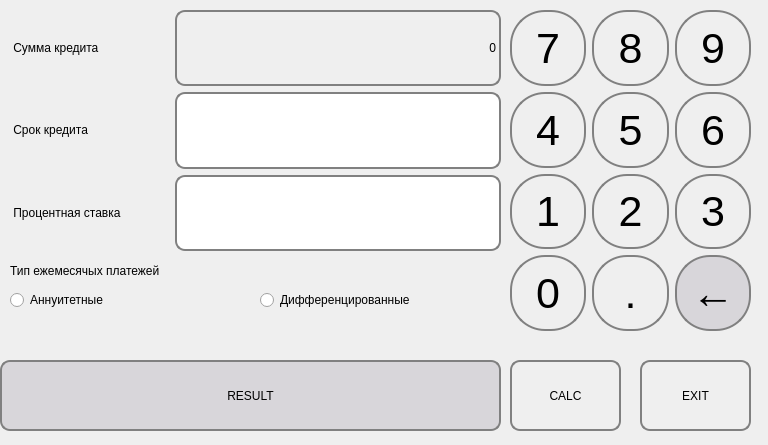
Before: the Qt Designer form CreditCalc.ui in Dynokey/SmartCalc-v1, drawn with Qt 5.
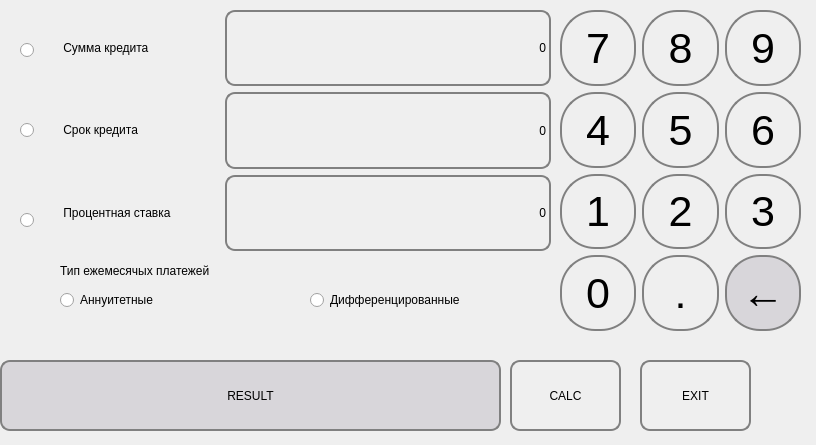
After: the same form once the commit is applied.

Commit message: credit calc_cpp

```diff
--- a/CreditCalc.ui
+++ b/CreditCalc.ui
@@ -6,7 +6,7 @@
    <rect>
     <x>0</x>
     <y>0</y>
-    <width>768</width>
+    <width>816</width>
     <height>445</height>
    </rect>
   </property>
@@ -16,7 +16,7 @@
   <widget class="QWidget" name="gridLayoutWidget">
    <property name="geometry">
     <rect>
-     <x>10</x>
+     <x>60</x>
      <y>10</y>
      <width>491</width>
      <height>241</height>
@@ -29,30 +29,26 @@
     </size>
    </property>
    <layout class="QGridLayout" name="gridLayout">
-    <item row="6" column="1">
-     <widget class="QLineEdit" name="percent">
+    <item row="0" column="0">
+     <widget class="QLabel" name="label">
       <property name="sizePolicy">
-       <sizepolicy hsizetype="Expanding" vsizetype="Expanding">
+       <sizepolicy hsizetype="Maximum" vsizetype="Maximum">
         <horstretch>0</horstretch>
         <verstretch>0</verstretch>
        </sizepolicy>
       </property>
       <property name="minimumSize">
        <size>
-        <width>320</width>
-        <height>73</height>
+        <width>130</width>
+        <height>22</height>
        </size>
       </property>
       <property name="styleSheet">
-       <string notr="true">border-radius: 10px;
-font: 24pt &quot;.AppleSystemUIFont&quot;;
-border: 2px solid gray;</string>
+       <string>font: 18pt &quot;.AppleSystemUIFont&quot;;
+font: 18pt &quot;.AppleSystemUIFont&quot;;</string>
       </property>
       <property name="text">
-       <string/>
-      </property>
-      <property name="alignment">
-       <set>Qt::AlignRight|Qt::AlignTrailing|Qt::AlignVCenter</set>
+       <string> Сумма кредита</string>
       </property>
      </widget>
     </item>
@@ -79,33 +75,6 @@
       </property>
      </widget>
     </item>
-    <item row="4" column="1">
-     <widget class="QLineEdit" name="deadline">
-      <property name="sizePolicy">
-       <sizepolicy hsizetype="Expanding" vsizetype="Expanding">
-        <horstretch>0</horstretch>
-        <verstretch>0</verstretch>
-       </sizepolicy>
-      </property>
-      <property name="minimumSize">
-       <size>
-        <width>320</width>
-        <height>73</height>
-       </size>
-      </property>
-      <property name="styleSheet">
-       <string notr="true">border-radius: 10px;
-font: 24pt &quot;.AppleSystemUIFont&quot;;
-border: 2px solid gray;</string>
-      </property>
-      <property name="text">
-       <string/>
-      </property>
-      <property name="alignment">
-       <set>Qt::AlignRight|Qt::AlignTrailing|Qt::AlignVCenter</set>
-      </property>
-     </widget>
-    </item>
     <item row="4" column="0">
      <widget class="QLabel" name="label_2">
       <property name="sizePolicy">
@@ -129,31 +98,62 @@
       </property>
      </widget>
     </item>
-    <item row="0" column="0">
-     <widget class="QLabel" name="label">
-      <property name="sizePolicy">
-       <sizepolicy hsizetype="Maximum" vsizetype="Maximum">
-        <horstretch>0</horstretch>
-        <verstretch>0</verstretch>
-       </sizepolicy>
-      </property>
-      <property name="minimumSize">
-       <size>
-        <width>130</width>
-        <height>22</height>
-       </size>
-      </property>
-      <property name="styleSheet">
-       <string>font: 18pt &quot;.AppleSystemUIFont&quot;;
-font: 18pt &quot;.AppleSystemUIFont&quot;;</string>
-      </property>
-      <property name="text">
-       <string> Сумма кредита</string>
-      </property>
-     </widget>
-    </item>
     <item row="0" column="1">
-     <widget class="QLabel" name="sum_credit">
+     <widget class="QLabel" name="disp_sum">
+      <property name="sizePolicy">
+       <sizepolicy hsizetype="Expanding" vsizetype="Expanding">
+        <horstretch>0</horstretch>
+        <verstretch>0</verstretch>
+       </sizepolicy>
+      </property>
+      <property name="minimumSize">
+       <size>
+        <width>320</width>
+        <height>73</height>
+       </size>
+      </property>
+      <property name="styleSheet">
+       <string notr="true">border-radius: 10px;
+font: 24pt &quot;.AppleSystemUIFont&quot;;
+border: 2px solid gray;</string>
+      </property>
+      <property name="text">
+       <string>0</string>
+      </property>
+      <property name="alignment">
+       <set>Qt::AlignRight|Qt::AlignTrailing|Qt::AlignVCenter</set>
+      </property>
+     </widget>
+    </item>
+    <item row="4" column="1">
+     <widget class="QLabel" name="disp_deadline">
+      <property name="sizePolicy">
+       <sizepolicy hsizetype="Expanding" vsizetype="Expanding">
+        <horstretch>0</horstretch>
+        <verstretch>0</verstretch>
+       </sizepolicy>
+      </property>
+      <property name="minimumSize">
+       <size>
+        <width>320</width>
+        <height>73</height>
+       </size>
+      </property>
+      <property name="styleSheet">
+       <string notr="true">border-radius: 10px;
+font: 24pt &quot;.AppleSystemUIFont&quot;;
+border: 2px solid gray;</string>
+      </property>
+      <property name="text">
+       <string>0</string>
+      </property>
+      <property name="alignment">
+       <set>Qt::AlignRight|Qt::AlignTrailing|Qt::AlignVCenter</set>
+      </property>
+     </widget>
+    </item>
+    <item row="6" column="1">
+     <widget class="QLabel" name="disp_percent">
       <property name="sizePolicy">
        <sizepolicy hsizetype="Expanding" vsizetype="Expanding">
         <horstretch>0</horstretch>
@@ -184,7 +184,7 @@
   <widget class="QLabel" name="label_5">
    <property name="geometry">
     <rect>
-     <x>10</x>
+     <x>60</x>
      <y>260</y>
      <width>241</width>
      <height>22</height>
@@ -210,10 +210,10 @@
     <string>Тип ежемесячых платежей</string>
    </property>
   </widget>
-  <widget class="QRadioButton" name="radioButton">
+  <widget class="QRadioButton" name="radio_ann_pay">
    <property name="geometry">
     <rect>
-     <x>10</x>
+     <x>60</x>
      <y>290</y>
      <width>241</width>
      <height>20</height>
@@ -233,10 +233,10 @@
     <string>Аннуитетные</string>
    </property>
   </widget>
-  <widget class="QRadioButton" name="radioButton_2">
+  <widget class="QRadioButton" name="radio_diff_pay">
    <property name="geometry">
     <rect>
-     <x>260</x>
+     <x>310</x>
      <y>290</y>
      <width>241</width>
      <height>20</height>
@@ -352,7 +352,7 @@
   <widget class="QWidget" name="gridLayoutWidget_2">
    <property name="geometry">
     <rect>
-     <x>510</x>
+     <x>560</x>
      <y>10</y>
      <width>241</width>
      <height>321</height>
@@ -833,6 +833,54 @@
     </item>
    </layout>
   </widget>
+  <widget class="QRadioButton" name="radio_sum">
+   <property name="geometry">
+    <rect>
+     <x>20</x>
+     <y>40</y>
+     <width>16</width>
+     <height>20</height>
+    </rect>
+   </property>
+   <property name="text">
+    <string/>
+   </property>
+   <attribute name="buttonGroup">
+    <string notr="true">buttonGroup</string>
+   </attribute>
+  </widget>
+  <widget class="QRadioButton" name="radio_deadline">
+   <property name="geometry">
+    <rect>
+     <x>20</x>
+     <y>120</y>
+     <width>16</width>
+     <height>20</height>
+    </rect>
+   </property>
+   <property name="text">
+    <string/>
+   </property>
+   <attribute name="buttonGroup">
+    <string notr="true">buttonGroup</string>
+   </attribute>
+  </widget>
+  <widget class="QRadioButton" name="radio_percent">
+   <property name="geometry">
+    <rect>
+     <x>20</x>
+     <y>210</y>
+     <width>16</width>
+     <height>20</height>
+    </rect>
+   </property>
+   <property name="text">
+    <string/>
+   </property>
+   <attribute name="buttonGroup">
+    <string notr="true">buttonGroup</string>
+   </attribute>
+  </widget>
  </widget>
  <resources/>
  <connections/>
```
Left out of the diff: 3 changed lines with no effect on the pictures. The commit also changes 30 other files.
